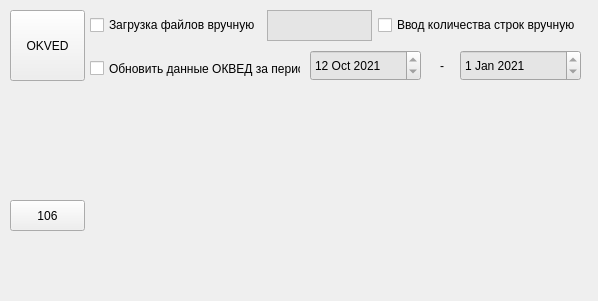
This is untitled.ui in iriska-gri/PultNew as Qt 5 draws it before an edit. The edited form follows.
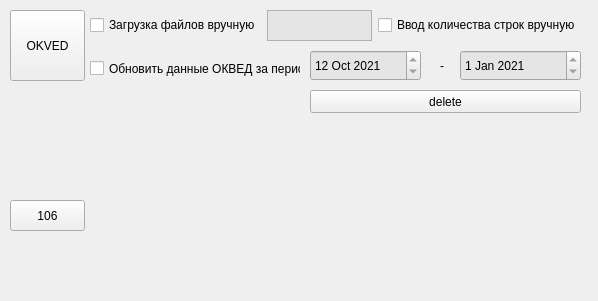
This is the edited form.

```diff
--- a/untitled.ui
+++ b/untitled.ui
@@ -197,6 +197,19 @@
      <string>-</string>
     </property>
    </widget>
+   <widget class="QPushButton" name="pushButton">
+    <property name="geometry">
+     <rect>
+      <x>310</x>
+      <y>90</y>
+      <width>271</width>
+      <height>23</height>
+     </rect>
+    </property>
+    <property name="text">
+     <string>delete</string>
+    </property>
+   </widget>
   </widget>
  </widget>
  <resources/>
```
